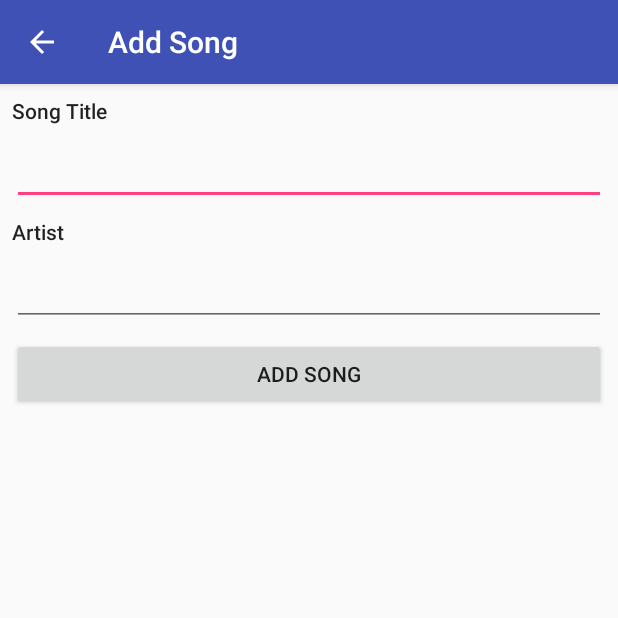
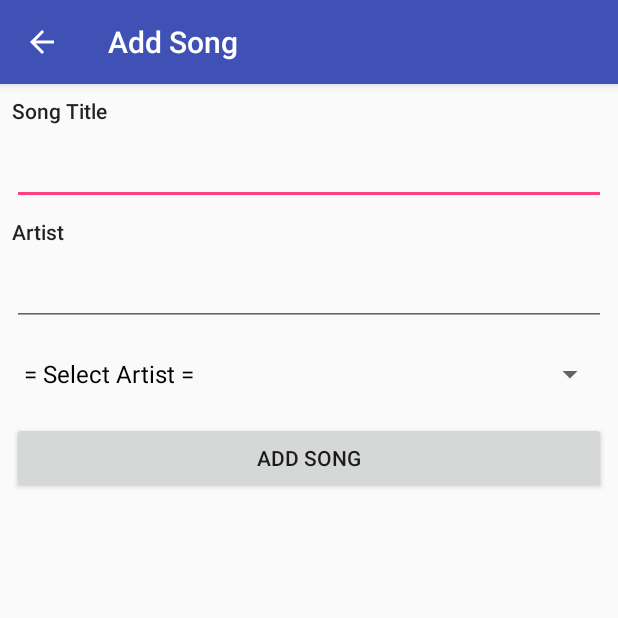
Before and after one commit to richardprog/SongRankMaker, an Android app: the SongDatabaseActivity screen opened directly, with no data from a screen before it, after a tap on "Add", on a phone screen of 412 x 824 dp, the top half of it. Run offline under Robolectric (Android 15) with nearby library versions, the phone set to English and light mode, and no system bars.

Commit message:
with addition of sorting and song artist drop-down list for convenience and consistency

```diff
--- a/app/src/main/AndroidManifest.xml
+++ b/app/src/main/AndroidManifest.xml
@@ -6,7 +6,6 @@
         android:allowBackup="true"
         android:icon="@mipmap/ic_launcher"
         android:label="@string/app_name"
-        android:roundIcon="@mipmap/ic_launcher_round"
         android:supportsRtl="true"
         android:theme="@style/AppTheme">
         <activity
@@ -29,7 +28,8 @@
         <activity
             android:name=".view.EditSongActivity"
             android:label="@string/activity_edit_song_label"
-            android:parentActivityName=".view.SongDatabaseActivity"/>
+            android:parentActivityName=".view.SongDatabaseActivity" />
+        <activity android:name=".view.SettingsActivity"></activity>
     </application>
 
 </manifest>
--- a/app/src/main/java/com/example/exoest/songrankmaker/controller/DBHandler.java
+++ b/app/src/main/java/com/example/exoest/songrankmaker/controller/DBHandler.java
@@ -181,10 +181,14 @@ public class DBHandler extends SQLiteOpenHelper {
         return song;
     }
 
-    public List<Song> retrieveAllSong(){
+    public List<Song> retrieveAllSong(boolean isSort){
         List<Song> songList = new ArrayList<Song>();
         SQLiteDatabase db = getWritableDatabase();
-        String query = "SELECT * FROM " + TABLE_SONG + ";";
+        String query = "SELECT * FROM " + TABLE_SONG;
+        if (isSort){
+            query += " ORDER BY " + COLUMN_ARTIST + ", " + COLUMN_NAME;
+        }
+        query += ";";
 
         Cursor c = db.rawQuery(query, null);
         c.moveToFirst();
@@ -200,6 +204,27 @@ public class DBHandler extends SQLiteOpenHelper {
         }
         db.close();
         return songList;
+    }
+
+    public List<String> retrieveAllSongArtistDistinct(boolean isArtistSort){
+        List<String> songArtistList = new ArrayList<String>();
+        SQLiteDatabase db = getWritableDatabase();
+        String query = "SELECT DISTINCT " + COLUMN_ARTIST + " FROM " + TABLE_SONG;
+        if (isArtistSort)
+            query += " ORDER BY " + COLUMN_ARTIST;
+        query += ";";
+
+        Cursor c = db.rawQuery(query, null);
+        c.moveToFirst();
+
+        while(!c.isAfterLast()){
+            if (c.getString(c.getColumnIndex(COLUMN_ARTIST))!=null){
+                songArtistList.add(c.getString(c.getColumnIndex(COLUMN_ARTIST)));
+                c.moveToNext();
+            }
+        }
+        db.close();
+        return songArtistList;
     }
 
     public void updateSongByName(String name, Song newSong){
--- a/app/src/main/java/com/example/exoest/songrankmaker/view/AddSongActivity.java
+++ b/app/src/main/java/com/example/exoest/songrankmaker/view/AddSongActivity.java
@@ -3,16 +3,23 @@ package com.example.exoest.songrankmaker.view;
 import android.os.Bundle;
 import android.support.v7.app.AppCompatActivity;
 import android.view.View;
+import android.widget.AdapterView;
+import android.widget.ArrayAdapter;
 import android.widget.EditText;
+import android.widget.Spinner;
 import android.widget.Toast;
 
 import com.example.exoest.songrankmaker.R;
 import com.example.exoest.songrankmaker.controller.DBHandler;
 import com.example.exoest.songrankmaker.model.Song;
 
+import java.util.ArrayList;
+import java.util.List;
+
 public class AddSongActivity extends AppCompatActivity {
     private EditText editTextSongTitle;
     private EditText editTextSongArtist;
+    Spinner spinnerExistingArtist;
 
     @Override
     protected void onCreate(Bundle savedInstanceState) {
@@ -21,6 +28,36 @@ public class AddSongActivity extends AppCompatActivity {
 
         editTextSongTitle = (EditText) findViewById(R.id.editTextSongTitle);
         editTextSongArtist = (EditText) findViewById(R.id.editTextSongArtist);
+        spinnerExistingArtist = (Spinner) findViewById(R.id.spinnerExistingArtist);
+
+        final List<String> spinnerList = new ArrayList<String>();
+        DBHandler db = new DBHandler(this, null, null, 1);
+        List<String> songList = db.retrieveAllSongArtistDistinct(true);
+
+        spinnerList.add(getString(R.string.activity_add_song_spinner_existing_artist_default));
+        for (String songArtistEach : songList){
+            spinnerList.add(songArtistEach);
+        }
+        ArrayAdapter<String> adapter = new ArrayAdapter<String>(this, android.R.layout.simple_spinner_dropdown_item, spinnerList);
+        spinnerExistingArtist.setAdapter(adapter);
+
+        spinnerExistingArtist.setOnItemSelectedListener(
+                new Spinner.OnItemSelectedListener(){
+                    @Override
+                    public void onItemSelected(AdapterView<?> parent, View view, int position, long id) {
+                        String selectedArtist = spinnerExistingArtist.getItemAtPosition(position).toString();
+                        if (!selectedArtist.equals(getString(R.string.activity_add_song_spinner_existing_artist_default)))
+                            editTextSongArtist.setText(selectedArtist);
+                        else
+                            editTextSongArtist.setText("");
+                    }
+
+                    @Override
+                    public void onNothingSelected(AdapterView<?> parent) {
+
+                    }
+                }
+        );
     }
 
     public void onClickButtonAddSong(View view){
--- a/app/src/main/java/com/example/exoest/songrankmaker/view/MainActivity.java
+++ b/app/src/main/java/com/example/exoest/songrankmaker/view/MainActivity.java
@@ -24,4 +24,9 @@ public class MainActivity extends AppCompatActivity {
         Intent intent = new Intent(this, SongDatabaseActivity.class);
         startActivity(intent);
     }
+
+    public void onClickButtonSettings(View view){
+        Intent intent = new Intent(this, SettingsActivity.class);
+        startActivity(intent);
+    }
 }
--- a/app/src/main/java/com/example/exoest/songrankmaker/view/SongDatabaseActivity.java
+++ b/app/src/main/java/com/example/exoest/songrankmaker/view/SongDatabaseActivity.java
@@ -1,7 +1,9 @@
 package com.example.exoest.songrankmaker.view;
 
 import android.content.Intent;
+import android.content.SharedPreferences;
 import android.os.Bundle;
+import android.preference.PreferenceManager;
 import android.support.v7.app.AppCompatActivity;
 import android.view.ContextMenu;
 import android.view.Menu;
@@ -22,6 +24,8 @@ import java.util.List;
 public class SongDatabaseActivity extends AppCompatActivity {
     ListView listViewSongDatabase;
     List<Song> retrievedSongList = new ArrayList<Song>();
+    private static boolean isSortArtist = false;
+
     @Override
     protected void onCreate(Bundle savedInstanceState) {
         super.onCreate(savedInstanceState);
@@ -29,7 +33,10 @@ public class SongDatabaseActivity extends AppCompatActivity {
 
         listViewSongDatabase = (ListView) findViewById(R.id.listViewSongDatabase);
 
-        refreshList();
+        SharedPreferences sharedPreferences = PreferenceManager.getDefaultSharedPreferences(this);
+        isSortArtist = sharedPreferences.getBoolean("sortArtist", false);
+
+        refreshList(isSortArtist);
 //        listViewSongDatabase.setOnItemLongClickListener(
 //                new AdapterView.OnItemLongClickListener(){
 //                    @Override
@@ -85,9 +92,9 @@ public class SongDatabaseActivity extends AppCompatActivity {
         }
     }
 
-    public void refreshList(){
+    public void refreshList(boolean isArtistSort){
         DBHandler db = new DBHandler(this, null, null, 1);
-        retrievedSongList = db.retrieveAllSong();
+        retrievedSongList = db.retrieveAllSong(isArtistSort);
         if (!retrievedSongList.isEmpty()){
             ListAdapter songDatabaseAdapter = new SongDatabaseListAdapter(this, R.layout.custom_row_song_database, retrievedSongList);
             ListView listViewSongDatabase = (ListView) findViewById(R.id.listViewSongDatabase);
@@ -99,7 +106,7 @@ public class SongDatabaseActivity extends AppCompatActivity {
     @Override
     protected void onResume() {
         super.onResume();
-        refreshList();
+        refreshList(isSortArtist);
     }
 
     public void editSong(AdapterView.AdapterContextMenuInfo info){
@@ -113,7 +120,7 @@ public class SongDatabaseActivity extends AppCompatActivity {
         Song songForDelete = retrievedSongList.get(info.position);
         DBHandler db = new DBHandler(this, null, null, 1);
         db.deleteSong(songForDelete.get_name());
-        refreshList();
+        refreshList(isSortArtist);
     }
 
     public void searchInYoutube(AdapterView.AdapterContextMenuInfo info){
--- a/app/src/main/res/layout/activity_add_song.xml
+++ b/app/src/main/res/layout/activity_add_song.xml
@@ -15,11 +15,12 @@
         android:text="@string/activity_add_song_textview_song_title"
         android:textAppearance="@style/TextAppearance.AppCompat.Body2"
         app:layout_constraintLeft_toLeftOf="parent"
-        app:layout_constraintTop_toTopOf="parent" />
+        app:layout_constraintTop_toTopOf="parent"
+        android:layout_marginStart="8dp" />
 
     <EditText
         android:id="@+id/editTextSongTitle"
-        android:layout_width="match_parent"
+        android:layout_width="0dp"
         android:layout_height="wrap_content"
         android:layout_marginLeft="8dp"
         android:layout_marginRight="8dp"
@@ -28,7 +29,9 @@
         android:inputType="textPersonName"
         app:layout_constraintLeft_toLeftOf="parent"
         app:layout_constraintRight_toRightOf="parent"
-        app:layout_constraintTop_toBottomOf="@+id/textView" />
+        app:layout_constraintTop_toBottomOf="@+id/textView"
+        android:layout_marginStart="8dp"
+        android:layout_marginEnd="8dp" />
 
     <TextView
         android:id="@+id/textView2"
@@ -39,11 +42,12 @@
         android:text="@string/activity_add_song_textview_song_artist"
         android:textAppearance="@style/TextAppearance.AppCompat.Body2"
         app:layout_constraintLeft_toLeftOf="parent"
-        app:layout_constraintTop_toBottomOf="@+id/editTextSongTitle" />
+        app:layout_constraintTop_toBottomOf="@+id/editTextSongTitle"
+        android:layout_marginStart="8dp" />
 
     <EditText
         android:id="@+id/editTextSongArtist"
-        android:layout_width="match_parent"
+        android:layout_width="0dp"
         android:layout_height="wrap_content"
         android:layout_marginLeft="8dp"
         android:layout_marginRight="8dp"
@@ -52,19 +56,35 @@
         android:inputType="textPersonName"
         app:layout_constraintLeft_toLeftOf="parent"
         app:layout_constraintRight_toRightOf="parent"
-        app:layout_constraintTop_toBottomOf="@+id/textView2" />
+        app:layout_constraintTop_toBottomOf="@+id/textView2"
+        android:layout_marginStart="8dp"
+        android:layout_marginEnd="8dp" />
 
     <Button
         android:id="@+id/buttonAddSong"
+        android:layout_width="0dp"
+        android:layout_height="wrap_content"
+        android:layout_marginLeft="8dp"
+        android:layout_marginRight="8dp"
+        android:onClick="onClickButtonAddSong"
+        android:text="@string/activity_add_song_button_add_song"
+        app:layout_constraintHorizontal_bias="0.0"
+        app:layout_constraintLeft_toLeftOf="parent"
+        app:layout_constraintRight_toRightOf="parent"
+        android:layout_marginStart="8dp"
+        android:layout_marginEnd="8dp"
+        android:layout_marginTop="8dp"
+        app:layout_constraintTop_toBottomOf="@+id/spinnerExistingArtist" />
+
+    <Spinner
+        android:id="@+id/spinnerExistingArtist"
         android:layout_width="match_parent"
         android:layout_height="wrap_content"
         android:layout_marginLeft="8dp"
         android:layout_marginRight="8dp"
         android:layout_marginTop="8dp"
-        android:onClick="onClickButtonAddSong"
-        android:text="@string/activity_add_song_button_add_song"
-        app:layout_constraintHorizontal_bias="0.0"
         app:layout_constraintLeft_toLeftOf="parent"
         app:layout_constraintRight_toRightOf="parent"
-        app:layout_constraintTop_toBottomOf="@+id/editTextSongArtist" />
+        app:layout_constraintTop_toBottomOf="@+id/editTextSongArtist"
+        app:layout_constraintHorizontal_bias="0.0" />
 </android.support.constraint.ConstraintLayout>
--- a/app/src/main/res/menu/menu_song_database.xml
+++ b/app/src/main/res/menu/menu_song_database.xml
@@ -6,7 +6,7 @@
         android:id="@+id/menuItemAddSong"
         android:enabled="true"
         android:icon="@android:drawable/ic_input_add"
-        android:title="Add"
+        android:title="@string/menu_song_database_add"
         android:visible="true"
         app:showAsAction="always" />
 </menu>
--- a/app/src/main/res/values/strings.xml
+++ b/app/src/main/res/values/strings.xml
@@ -1,6 +1,6 @@
 <resources>
     <string name="app_name">Song Rank Maker</string>
-    <string name="activity_main_label">Home</string>
+    <string name="activity_main_label">Song Rank Maker - Home</string>
     <string name="activity_song_database_label">Song Database</string>
     <string name="activity_add_song_label">Add Song</string>
     <string name="activity_edit_song_label">Edit Song</string>
@@ -16,4 +16,9 @@
     <string name="activity_edit_song_textview_song_title">Song Title</string>
     <string name="activity_edit_song_textview_song_artist">Artist</string>
     <string name="activity_edit_song_button_add_song">Edit Song</string>
+    <string name="menu_song_database_add">Add</string>
+    <string name="menu_song_database_sort_title">Sort Title</string>
+    <string name="preferences_sort_artist">Sort Song Artist in Ascending Order</string>
+    <string name="activity_main_button_settings">Settings</string>
+    <string name="activity_add_song_spinner_existing_artist_default">= Select Artist =</string>
 </resources>
```
Also changed, not shown: app/src/main/java/com/example/exoest/songrankmaker/view/PreferencesFragment.java (added, +18 -0 lines), app/src/main/java/com/example/exoest/songrankmaker/view/SettingsActivity.java (added, +14 -0 lines), app/src/main/res/layout/activity_edit_song.xml (+16 -8 lines), app/src/main/res/layout/activity_main.xml (+25 -7 lines), app/src/main/res/layout/activity_settings.xml (added, +9 -0 lines), app/src/main/res/xml/preferences.xml (added, +8 -0 lines), app/src/main/res/mipmap-hdpi/ic_launcher.png, app/src/main/res/mipmap-mdpi/ic_launcher.png, app/src/main/res/mipmap-xhdpi/ic_launcher.png, app/src/main/res/mipmap-xxhdpi/ic_launcher.png, app/src/main/res/mipmap-xxxhdpi/ic_launcher.png.
